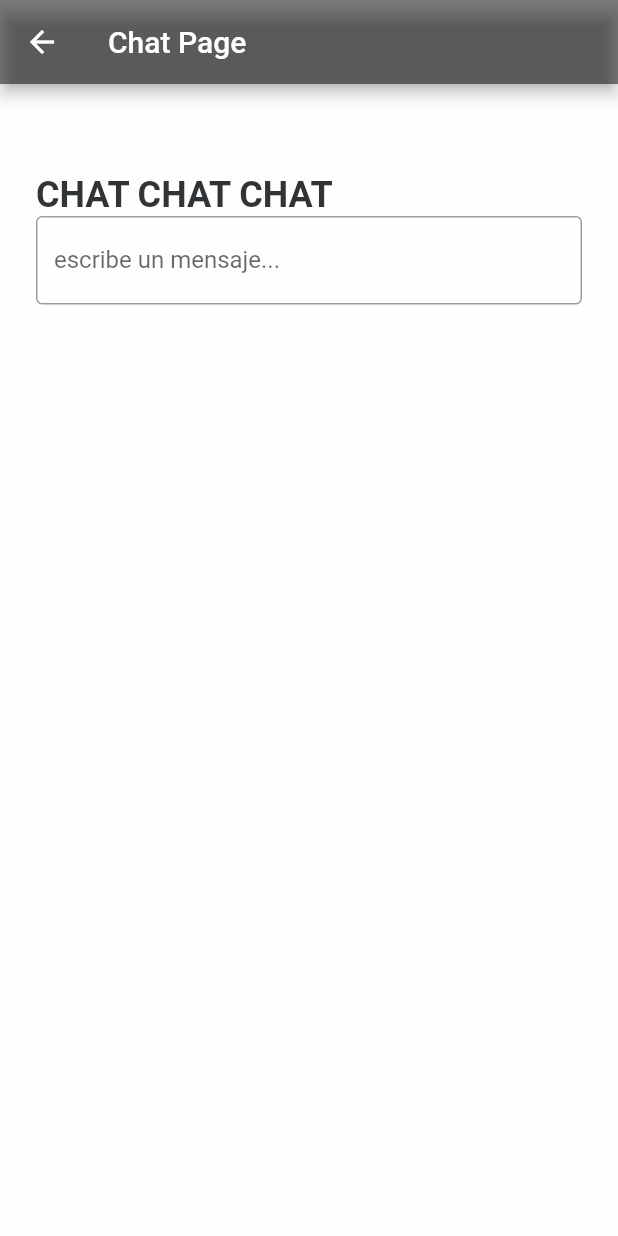
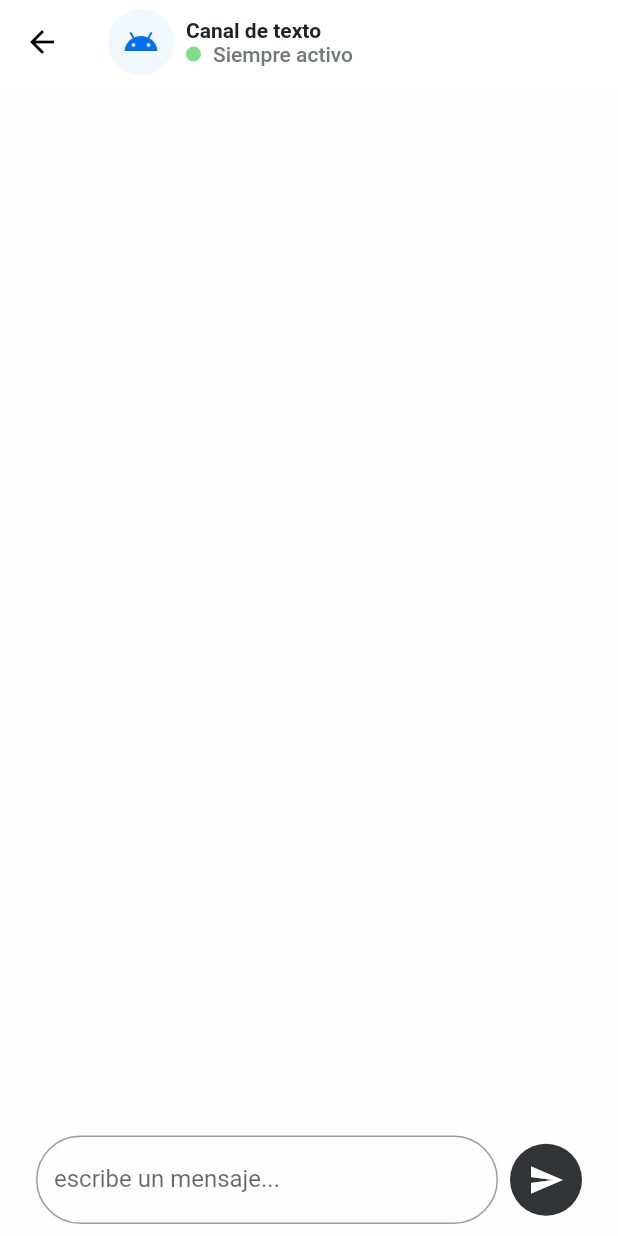
Before and after one commit to mairazampa/app_tnt2023, a Flutter app: the ChatPage screen opened by its route, on a phone screen of 412 x 824 dp. Run offline on Flutter 3.47's test engine with Material 2 defaults, Android fonts, the phone set to English and light mode, and no system bars.

Commit message:
Start building chat page

```diff
--- a/lib/chat_page.dart
+++ b/lib/chat_page.dart
@@ -16,21 +16,66 @@ class _ChatPageState extends State<ChatPage> {
 
     return Scaffold(
       appBar: AppBar(
-          title: const Text("Chat Page"),
-          backgroundColor: const Color.fromRGBO(0, 0, 0, 0.5),
+        title: Row(
+          children: [
+            Container(
+              width: 44,
+              height: 44,
+              margin: const EdgeInsets.only(right: 8),
+              decoration: BoxDecoration(
+                  color: const Color.fromRGBO(242, 248, 255, 1),
+                  borderRadius: BorderRadius.circular(50)),
+              child: const Icon(Icons.android,
+                  size: 24, color: Color.fromRGBO(0, 112, 240, 1)),
             ),
-        body: Container(
+            Column(
+              crossAxisAlignment: CrossAxisAlignment.start,
+              children: [
+                const Text("Canal de texto",
+                    style: TextStyle(
+                        color: Color.fromRGBO(32, 35, 37, 1),
+                        fontSize: 14,
+                        fontWeight: FontWeight.w700)),
+                Row(
+                  children: [
+                    Container(
+                        width: 10,
+                        height: 10,
+                        margin: const EdgeInsets.only(right: 8),
+                        decoration: BoxDecoration(
+                            color: const Color.fromRGBO(125, 222, 134, 1),
+                            borderRadius: BorderRadius.circular(50))),
+                    const Text(
+                      "Siempre activo",
+                      style: TextStyle(
+                          color: Color.fromRGBO(114, 119, 122, 1),
+                          fontSize: 14),
+                    ),
+                  ],
+                )
+              ],
+            ),
+          ],
+        ),
+        backgroundColor: const Color.fromRGBO(255, 255, 255, 1),
+        foregroundColor: Colors.black,
+        elevation: 0,
+      ),
+      body: SafeArea(
+        child: Container(
           color: const Color.fromRGBO(254, 254, 254, 1),
-            padding: const EdgeInsets.only(top: 60, left: 24, right: 24),
+          padding: const EdgeInsets.symmetric(horizontal: 24, vertical: 8),
           child: Column(
             crossAxisAlignment: CrossAxisAlignment.start,
             children: [
-                const Text("CHAT CHAT CHAT",
-                    style: TextStyle(
-                        fontSize: 24,
-                        fontWeight: FontWeight.w700,
-                        color: Color.fromRGBO(48, 52, 55, 1))),
-                TextField(
+              Expanded(
+                child: ListView(
+                  children: messages.map((message) => Text(message)).toList(),
+                ),
+              ),
+              Row(children: [
+                Expanded(
+                  child: TextField(
                     controller: textFieldController,
                     onSubmitted: (value) {
                       setState(() {
@@ -38,17 +83,33 @@ class _ChatPageState extends State<ChatPage> {
                       });
                       textFieldController.clear();
                     },
-                  decoration: const InputDecoration(
-                    border: OutlineInputBorder(),
+                    decoration: InputDecoration(
+                      border: OutlineInputBorder(
+                          borderRadius: BorderRadius.circular(30)),
                       labelText: 'escribe un mensaje...',
                     ),
                   ),
-                Expanded(
-                  child: ListView(
-                    children: messages.map((e) => Text(e)).toList(),
                 ),
-                )
+                Container(
+                    margin: const EdgeInsets.only(left: 8),
+                    decoration: BoxDecoration(
+                        color: const Color.fromRGBO(48, 52, 55, 1),
+                        borderRadius: BorderRadius.circular(50)),
+                    child: IconButton(
+                      onPressed: () {
+                        setState(() {
+                          messages.add(textFieldController.text);
+                        });
+                        textFieldController.clear();
+                      },
+                      icon: const Icon(Icons.send),
+                      color: Colors.white,
+                    ))
+              ]),
             ],
-            )));
+          ),
+        ),
+      ),
+    );
   }
 }
```
Lines whose indentation alone changed are shown as unchanged.
